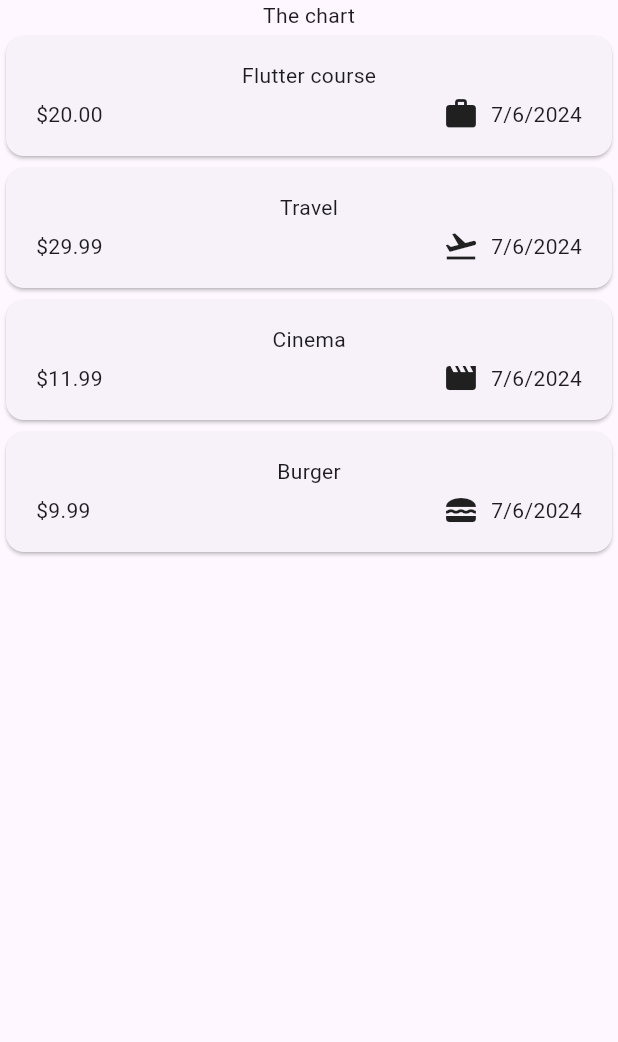
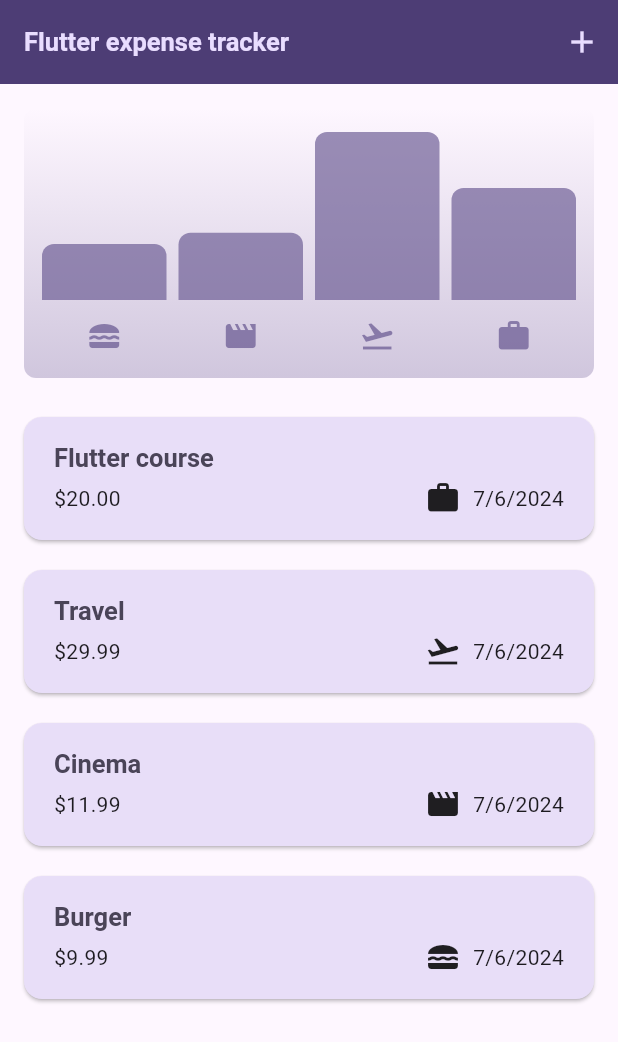
Before and after one commit to atakhi/flutter, a Flutter app: the screen it shows after launch, on a phone screen of 412 x 824 dp. Shown: the top 1042 px of the screen. Run offline on Flutter 3.47's test engine with Material 3 defaults, Android fonts, the phone set to English and light mode, and no system bars; our stand-ins replace firebase_auth, firebase_core, google_fonts; accounts and stored records are empty.

Commit message:
added graphs and responsiveness

```diff
--- /dev/null
+++ b/quiz_app/lib/chart.dart
@@ -0,0 +1,94 @@
+import 'package:flutter/material.dart';
+import 'package:quiz_app/chart_bar.dart';
+import 'package:quiz_app/models/expense.dart';
+
+class Chart extends StatelessWidget {
+  const Chart({super.key, required this.expenses});
+
+  final List<Expense> expenses;
+
+  List<ExpenseBucket> get buckets {
+    return [
+      ExpenseBucket.forCategory(expenses, Category.food),
+      ExpenseBucket.forCategory(expenses, Category.leisure),
+      ExpenseBucket.forCategory(expenses, Category.travel),
+      ExpenseBucket.forCategory(expenses, Category.work),
+    ];
+  }
+
+  double get maxTotalExpense {
+    double maxTotalExpense = 0;
+
+    for (final bucket in buckets) {
+      if (bucket.totalExpenses > maxTotalExpense) {
+        maxTotalExpense = bucket.totalExpenses;
+      }
+    }
+
+    return maxTotalExpense;
+  }
+
+  @override
+  Widget build(BuildContext context) {
+    final isDarkMode =
+        MediaQuery.of(context).platformBrightness == Brightness.dark;
+    return Container(
+      margin: const EdgeInsets.all(16),
+      padding: const EdgeInsets.symmetric(
+        vertical: 16,
+        horizontal: 8,
+      ),
+      width: double.infinity,
+      height: 180,
+      decoration: BoxDecoration(
+        borderRadius: BorderRadius.circular(8),
+        gradient: LinearGradient(
+          colors: [
+            Theme.of(context).colorScheme.primary.withOpacity(0.3),
+            Theme.of(context).colorScheme.primary.withOpacity(0.0)
+          ],
+          begin: Alignment.bottomCenter,
+          end: Alignment.topCenter,
+        ),
+      ),
+      child: Column(
+        children: [
+          Expanded(
+            child: Row(
+              crossAxisAlignment: CrossAxisAlignment.end,
+              children: [
+                for (final bucket in buckets) // alternative to map()
+                  ChartBar(
+                    fill: bucket.totalExpenses == 0
+                        ? 0
+                        : bucket.totalExpenses / maxTotalExpense,
+                  )
+              ],
+            ),
+          ),
+          const SizedBox(height: 12),
+          Row(
+            children: buckets
+                .map(
+                  (bucket) => Expanded(
+                    child: Padding(
+                      padding: const EdgeInsets.symmetric(horizontal: 4),
+                      child: Icon(
+                        categoryIcons[bucket.category],
+                        color: isDarkMode
+                            ? Theme.of(context).colorScheme.secondary
+                            : Theme.of(context)
+                                .colorScheme
+                                .primary
+                                .withOpacity(0.7),
+                      ),
+                    ),
+                  ),
+                )
+                .toList(),
+          )
+        ],
+      ),
+    );
+  }
+}
--- /dev/null
+++ b/quiz_app/lib/chart_bar.dart
@@ -0,0 +1,34 @@
+import 'package:flutter/material.dart';
+
+class ChartBar extends StatelessWidget {
+  const ChartBar({
+    super.key,
+    required this.fill,
+  });
+
+  final double fill;
+
+  @override
+  Widget build(BuildContext context) {
+    final isDarkMode =
+        MediaQuery.of(context).platformBrightness == Brightness.dark;
+    return Expanded(
+      child: Padding(
+        padding: const EdgeInsets.symmetric(horizontal: 4),
+        child: FractionallySizedBox(
+          heightFactor: fill,
+          child: DecoratedBox(
+            decoration: BoxDecoration(
+              shape: BoxShape.rectangle,
+              borderRadius:
+                  const BorderRadius.vertical(top: Radius.circular(8)),
+              color: isDarkMode
+                  ? Theme.of(context).colorScheme.secondary
+                  : Theme.of(context).colorScheme.primary.withOpacity(0.65),
+            ),
+          ),
+        ),
+      ),
+    );
+  }
+}
--- a/quiz_app/lib/expense_item.dart
+++ b/quiz_app/lib/expense_item.dart
@@ -13,8 +13,12 @@ class ExpenseItem extends StatelessWidget {
       child: Padding(
         padding: const EdgeInsets.symmetric(horizontal: 20, vertical: 16),
         child: Column(
+          crossAxisAlignment: CrossAxisAlignment.start,
           children: [
-            Text(expense.title),
+            Text(
+              expense.title,
+              style: Theme.of(context).textTheme.titleLarge,
+            ),
             const SizedBox(
               height: 4,
             ),
--- a/quiz_app/lib/expenses.dart
+++ b/quiz_app/lib/expenses.dart
@@ -1,6 +1,10 @@
+import 'dart:math';
+
 import 'package:flutter/material.dart';
+import 'package:quiz_app/chart.dart';
 import 'package:quiz_app/expenses_list.dart';
 import 'package:quiz_app/models/expense.dart';
+import 'package:quiz_app/new_expense.dart';
 
 class Expenses extends StatefulWidget {
   const Expenses({super.key});
@@ -33,15 +37,92 @@ class _ExpensesState extends State<Expenses> {
         category: Category.food)
   ];
 
-  @override
-  Widget build(BuildContext context) {
-    return Scaffold(
-      body: Column(
-        children: [
-          const Text('The chart'),
-          Expanded(child: ExpensesList(expenses: _registeredExpenses)),
-        ],
+  _openAddExpenseOverlay() {
+    showModalBottomSheet(
+        useSafeArea: true,
+        isScrollControlled: true,
+        context: context,
+        builder: (ctx) {
+          return NewExpense(
+            onAddExpense: (Expense expense) {
+              _addExpense(expense);
+            },
+          );
+        });
+  }
+
+  _addExpense(Expense exp, {int? index}) {
+    if (index == null) {
+      setState(() {
+        _registeredExpenses.add(exp);
+      });
+    } else {
+      setState(() {
+        _registeredExpenses.insert(index, exp);
+      });
+    }
+  }
+
+  _onRemoved(Expense expense) {
+    final expenseIndex = _registeredExpenses.indexOf(expense);
+    setState(() {
+      _registeredExpenses.remove(expense);
+    });
+    ScaffoldMessenger.of(context).showSnackBar(
+      SnackBar(
+        content: const Text("Removed"),
+        duration: const Duration(milliseconds: 3000),
+        action: SnackBarAction(
+            label: "Undo",
+            onPressed: () {
+              _addExpense(expense, index: expenseIndex);
+            }),
       ),
     );
   }
+
+  @override
+  Widget build(BuildContext context) {
+    final double width = MediaQuery.of(context).size.width;
+
+    Widget mainContent = const Center(
+      child: Text("No expenses, please add"),
+    );
+
+    if (_registeredExpenses.isNotEmpty) {
+      mainContent = ExpensesList(
+        expenses: _registeredExpenses,
+        onRemoved: _onRemoved,
+      );
+    }
+
+    return Scaffold(
+      appBar: AppBar(
+        title: const Text('Flutter expense tracker'),
+        actions: [
+          IconButton(
+            onPressed: _openAddExpenseOverlay,
+            icon: const Icon(Icons.add),
+          )
+        ],
+      ),
+      body: width < 600
+          ? Column(
+              children: [
+                Chart(expenses: _registeredExpenses),
+                Expanded(child: mainContent),
+              ],
+            )
+          : Row(
+              children: [
+                Expanded(
+                  child: Chart(expenses: _registeredExpenses),
+                ),
+                Expanded(
+                  child: mainContent,
+                ),
+              ],
+            ),
+    );
+  }
 }
--- a/quiz_app/lib/expenses_list.dart
+++ b/quiz_app/lib/expenses_list.dart
@@ -5,12 +5,27 @@ import 'package:quiz_app/models/expense.dart';
 class ExpensesList extends StatelessWidget {
   final List<Expense> expenses;
 
-  const ExpensesList({super.key, required this.expenses});
+  const ExpensesList(
+      {super.key, required this.expenses, required this.onRemoved});
+
+  final void Function(Expense expense) onRemoved;
 
   @override
   Widget build(BuildContext context) {
     return ListView.builder(
-        itemCount: expenses.length,
-        itemBuilder: (context, index) => ExpenseItem(expense: expenses[index]));
+      itemCount: expenses.length,
+      itemBuilder: (context, index) => Dismissible(
+        key: UniqueKey(),
+        background: Container(
+          color: Colors.red,
+          margin: EdgeInsets.symmetric(
+              horizontal: Theme.of(context).cardTheme.margin!.horizontal),
+        ),
+        child: ExpenseItem(expense: expenses[index]),
+        onDismissed: (direction) {
+          onRemoved(expenses[index]);
+        },
+      ),
+    );
   }
 }
--- a/quiz_app/lib/models/expense.dart
+++ b/quiz_app/lib/models/expense.dart
@@ -33,3 +33,22 @@ class Expense {
     return formatter.format(date);
   }
 }
+
+class ExpenseBucket {
+  const ExpenseBucket({required this.category, required this.expenses});
+  final Category category;
+  final List<Expense> expenses;
+
+  ExpenseBucket.forCategory(List<Expense> allExpenses, this.category)
+      : expenses = allExpenses
+            .where((element) => element.category == category)
+            .toList();
+
+  double get totalExpenses {
+    double sum = 0;
+    for (final exp in expenses) {
+      sum += exp.amount;
+    }
+    return sum;
+  }
+}
```
Also changed, not shown: quiz_app/lib/main.dart (+55 -2 lines), quiz_app/lib/new_expense.dart (added, +190 -0 lines).
